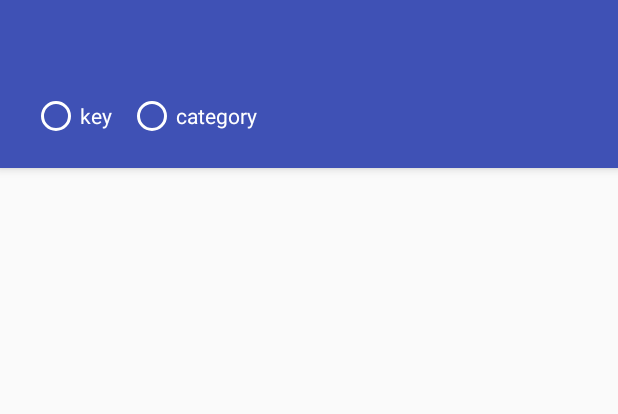
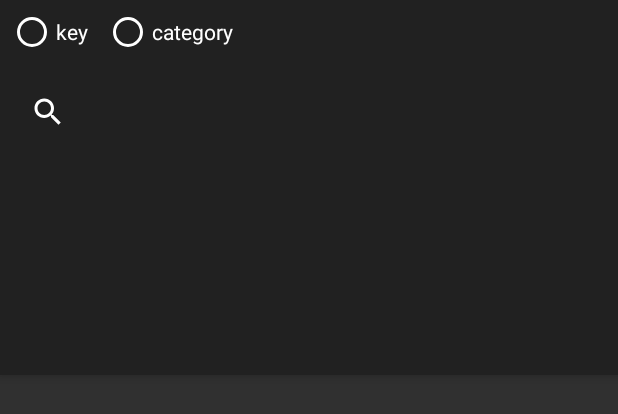
Before and after one commit to dahaka68/news-ironman, an Android app: the layout activity_main.xml on its own in the app's theme, with its tools: preview values and no code run, on a phone screen of 412 x 824 dp. Shown: the top 414 px of the screen. Run offline under Robolectric (Android 15) with nearby library versions, the phone set to English and light mode, and no system bars; network calls fail.

Commit message:
filter ui created

```diff
--- a/app/src/main/AndroidManifest.xml
+++ b/app/src/main/AndroidManifest.xml
@@ -12,7 +12,7 @@
         android:label="@string/app_name"
         android:roundIcon="@mipmap/ic_launcher_round"
         android:supportsRtl="true"
-        android:theme="@style/AppTheme">
+        android:theme="@style/Theme.AppCompat.NoActionBar">
         <activity
             android:name=".ui.MainActivity">
             <intent-filter>
--- a/app/src/main/java/com/dev/ironman/news/ui/MainActivity.kt
+++ b/app/src/main/java/com/dev/ironman/news/ui/MainActivity.kt
@@ -7,6 +7,7 @@
 import com.dev.ironman.news.util.daggerComponent
 import com.dev.ironman.news.mvp.presenters.MainActivityPresenter
 import com.dev.ironman.news.mvp.views.MainActivityView
+import kotlinx.android.synthetic.main.activity_main.*
 import javax.inject.Inject
 
 class MainActivity : AppCompatActivity(), MainActivityView {
@@ -17,6 +18,10 @@
     override fun onCreate(savedInstanceState: Bundle?) {
         super.onCreate(savedInstanceState)
         setContentView(R.layout.activity_main)
+
+        setSupportActionBar(anim_toolbar);
+        collapsing_toolbar.setTitle("News Filter");
+
         daggerComponent.inject(this)
         mainPresenter.router.fragmentManager = supportFragmentManager
     }
--- a/app/src/main/res/layout/activity_main.xml
+++ b/app/src/main/res/layout/activity_main.xml
@@ -17,25 +17,26 @@
         <android.support.design.widget.CollapsingToolbarLayout
             android:id="@+id/collapsing_toolbar"
             android:layout_width="match_parent"
-            android:layout_height="match_parent"
+            android:layout_height="250dp"
             android:fitsSystemWindows="true"
             app:contentScrim="?attr/colorPrimary"
-            app:expandedTitleMarginBottom="32dp"
-            app:expandedTitleMarginEnd="64dp"
-            app:expandedTitleMarginStart="48dp"
-            app:layout_scrollFlags="scroll|exitUntilCollapsed">
-
+            app:layout_scrollFlags="scroll|snap">
 
             <android.support.v7.widget.Toolbar
                 android:id="@+id/anim_toolbar"
                 android:layout_width="match_parent"
-                android:layout_height="?attr/actionBarSize"
+                android:layout_height="wrap_content"
+                app:layout_scrollFlags="scroll|snap"
                 app:layout_collapseMode="pin"
                 app:popupTheme="@style/ThemeOverlay.AppCompat.Light">
 
+            </android.support.v7.widget.Toolbar>
+
             <LinearLayout
+                android:id="@+id/contentToolbar"
                 android:layout_width="match_parent"
                 android:layout_height="wrap_content"
+                app:layout_scrollFlags="scroll|enterAlways"
                 android:orientation="vertical">
 
 
@@ -65,11 +66,8 @@
                     android:layout_width="match_parent"
                     android:layout_height="wrap_content"
                     android:layout_margin="8dp" />
+
             </LinearLayout>
-
-
-            </android.support.v7.widget.Toolbar>
-
 
         </android.support.design.widget.CollapsingToolbarLayout>
     </android.support.design.widget.AppBarLayout>
--- a/app/src/main/res/values/colors.xml
+++ b/app/src/main/res/values/colors.xml
@@ -2,5 +2,5 @@
 <resources>
     <color name="colorPrimary">#3F51B5</color>
     <color name="colorPrimaryDark">#303F9F</color>
-    <color name="colorAccent">#FF4081</color>
+    <color name="colorAccent">#ff4081</color>
 </resources>
```
Lines whose indentation alone changed are shown as unchanged.
